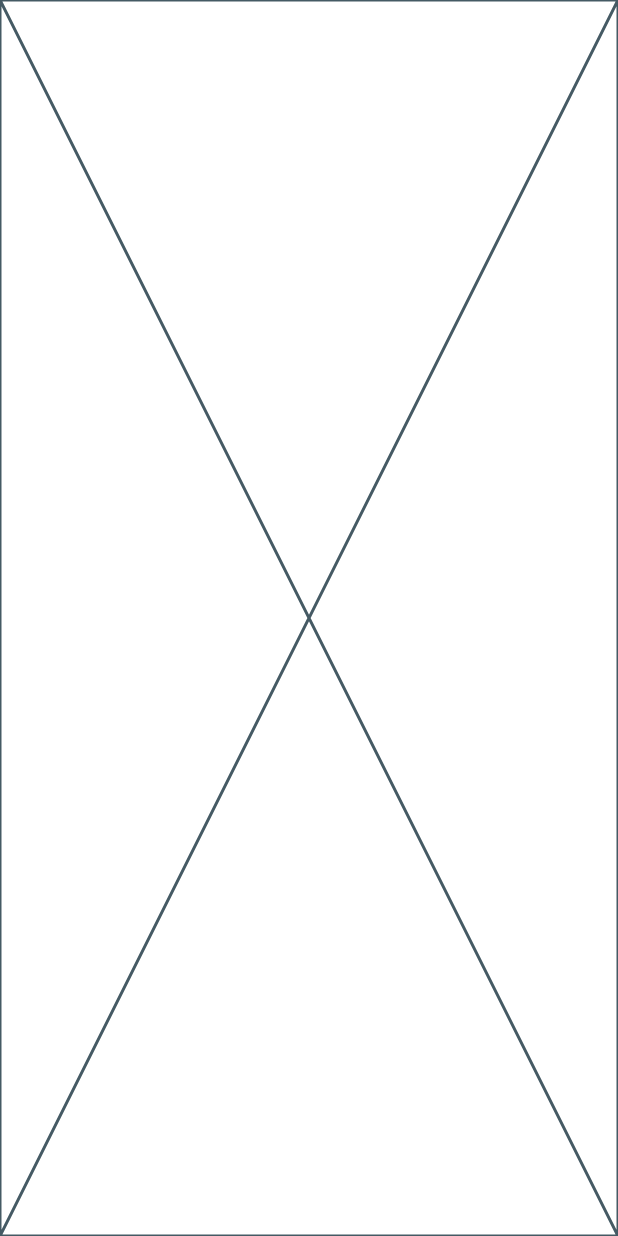
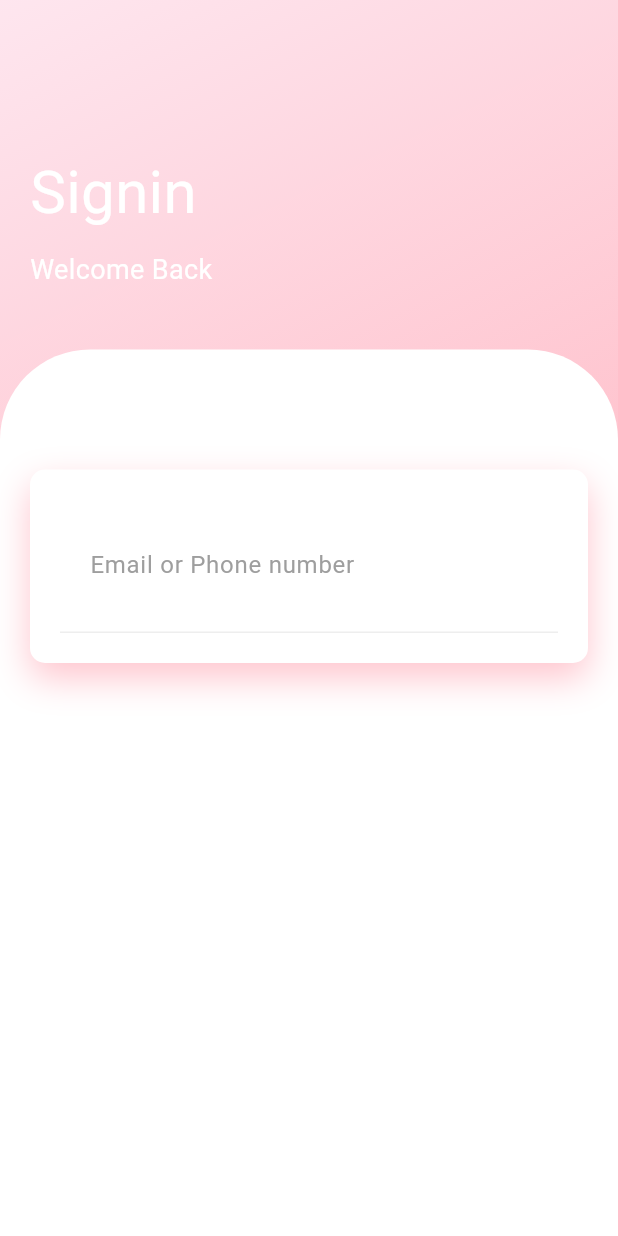
Before and after one commit to ho0405/Annies_earlybirds_daycare, a Flutter app: the screen it shows after launch, after a tap on "Join the Fun", on a phone screen of 412 x 824 dp. Run offline on Flutter 3.47's test engine with Material 3 defaults, Android fonts, the phone set to English and light mode, and no system bars; our stand-ins replace google_fonts.

Commit message:
making sign in page

```diff
--- a/lib/main.dart
+++ b/lib/main.dart
@@ -1,3 +1,4 @@
+import 'package:earlybirds_daycare/pages/signin_page.dart';
 import 'package:flutter/material.dart';
 import 'pages/intro_page.dart';
 import 'pages/enrollment_page.dart';
@@ -16,6 +17,7 @@ class MyApp extends StatelessWidget {
       home: IntroPage(),
       routes: {
         '/intropage': (context) => const IntroPage(),
+        '/signinpage': (context) => const SigninPage(),
         '/enrollmentpage': (context) => const EnrollmentPage(),
       },
     );
--- a/lib/pages/enrollment_page.dart
+++ b/lib/pages/enrollment_page.dart
@@ -1,7 +1,27 @@
 import 'package:flutter/material.dart';
 
-class EnrollmentPage extends StatelessWidget {
+class EnrollmentPage extends StatefulWidget {
   const EnrollmentPage({super.key});
+
+  @override
+  State<EnrollmentPage> createState() => _EnrollmentPageState();
+}
+
+class _EnrollmentPageState extends State<EnrollmentPage>
+    with SingleTickerProviderStateMixin {
+  late AnimationController _controller;
+
+  @override
+  void initState() {
+    super.initState();
+    _controller = AnimationController(vsync: this);
+  }
+
+  @override
+  void dispose() {
+    _controller.dispose();
+    super.dispose();
+  }
 
   @override
   Widget build(BuildContext context) {
--- a/lib/pages/intro_page.dart
+++ b/lib/pages/intro_page.dart
@@ -20,8 +20,8 @@ class _IntroPageState extends State<IntroPage>
 
     _animationController = AnimationController(
       vsync: this,
-      duration: Duration(milliseconds: 1000),
-      reverseDuration: Duration(milliseconds: 1000),
+      duration: Duration(milliseconds: 1500),
+      reverseDuration: Duration(milliseconds: 1500),
     );
 
     _scaleAnimation = Tween<double>(begin: 1.0, end: 1.2).animate(
@@ -112,7 +112,7 @@ class _IntroPageState extends State<IntroPage>
               text: "Join the Fun",
               onTap: () {
                 // Go to enrollment page or any other desired page
-                Navigator.pushNamed(context, '/enrollmentpage');
+                Navigator.pushNamed(context, '/signinpage');
               },
             )
           ],
--- /dev/null
+++ b/lib/pages/signin_page.dart
@@ -0,0 +1,110 @@
+import 'package:flutter/material.dart';
+
+class SigninPage extends StatefulWidget {
+  const SigninPage({Key? key}) : super(key: key);
+
+  @override
+  State<SigninPage> createState() => _SigninPageState();
+}
+
+class _SigninPageState extends State<SigninPage> {
+  @override
+  Widget build(BuildContext context) {
+    return Scaffold(
+      body: Container(
+        width: double.infinity,
+        decoration: const BoxDecoration(
+          gradient: LinearGradient(
+            begin: FractionalOffset.topLeft,
+            end: FractionalOffset.bottomRight,
+            colors: [
+              Color.fromARGB(67, 255, 182, 193) ?? Colors.transparent,
+              Color.fromARGB(203, 255, 182, 193) ?? Colors.transparent,
+              Color.fromARGB(255, 255, 182, 193) ?? Colors.transparent,
+            ],
+          ),
+        ),
+        child: Column(
+          crossAxisAlignment: CrossAxisAlignment.start,
+          children: <Widget>[
+            SizedBox(
+              height: 80,
+            ),
+            Padding(
+              padding: EdgeInsets.all(20),
+              child: Column(
+                crossAxisAlignment: CrossAxisAlignment.start,
+                children: <Widget>[
+                  Text(
+                    "Signin",
+                    style: TextStyle(color: Colors.white, fontSize: 40),
+                  ),
+                  SizedBox(
+                    height: 10,
+                  ),
+                  Text(
+                    "Welcome Back",
+                    style: TextStyle(color: Colors.white, fontSize: 18),
+                  ),
+                ],
+              ),
+            ),
+            SizedBox(
+              height: 20,
+            ),
+            Expanded(
+              child: Container(
+                decoration: BoxDecoration(
+                  color: Colors.white,
+                  borderRadius: BorderRadius.only(
+                    topLeft: Radius.circular(60),
+                    topRight: Radius.circular(60),
+                  ),
+                ),
+                child: Padding(
+                  padding: EdgeInsets.all(20),
+                  child: Column(
+                    children: <Widget>[
+                      SizedBox(
+                        height: 60,
+                      ),
+                      Container(
+                        padding: EdgeInsets.all(20),
+                        decoration: BoxDecoration(
+                            color: Colors.white,
+                            borderRadius: BorderRadius.circular(10),
+                            boxShadow: [
+                              BoxShadow(
+                                  color: Color.fromARGB(203, 255, 182, 193),
+                                  blurRadius: 20,
+                                  offset: Offset(0, 10))
+                            ]),
+                        child: Column(
+                          children: <Widget>[
+                            Container(
+                              padding: EdgeInsets.all(20),
+                              decoration: BoxDecoration(
+                                  border: Border(
+                                      bottom:
+                                          BorderSide(color: Colors.grey[200]))),
+                              child: TextField(
+                                decoration: InputDecoration(
+                                    hintText: "Email or Phone number",
+                                    hintStyle: TextStyle(color: Colors.grey),
+                                    border: InputBorder.none),
+                              ),
+                            )
+                          ],
+                        ),
+                      ),
+                    ],
+                  ),
+                ),
+              ),
+            ),
+          ],
+        ),
+      ),
+    );
+  }
+}
```
